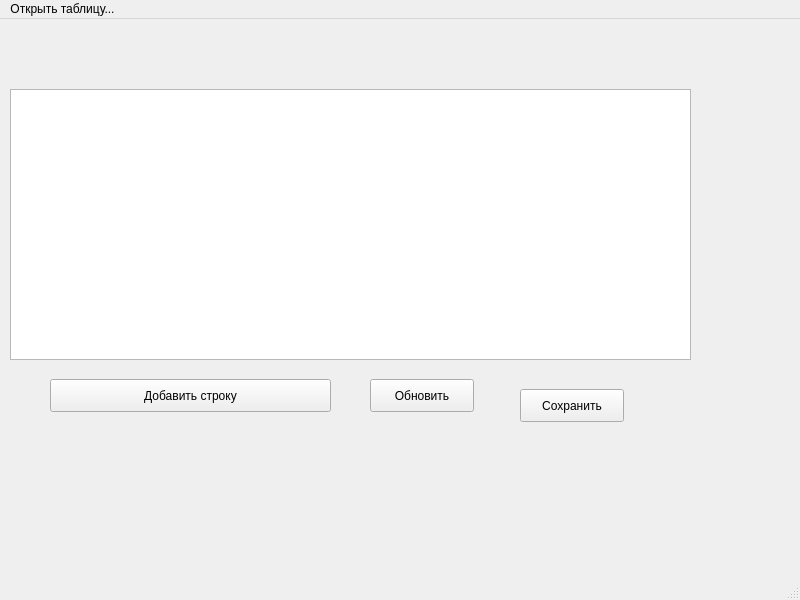
Above: mainwindow.ui from VladislavWaza/TradeManagementDatabase before the change. Below: the same form after it.
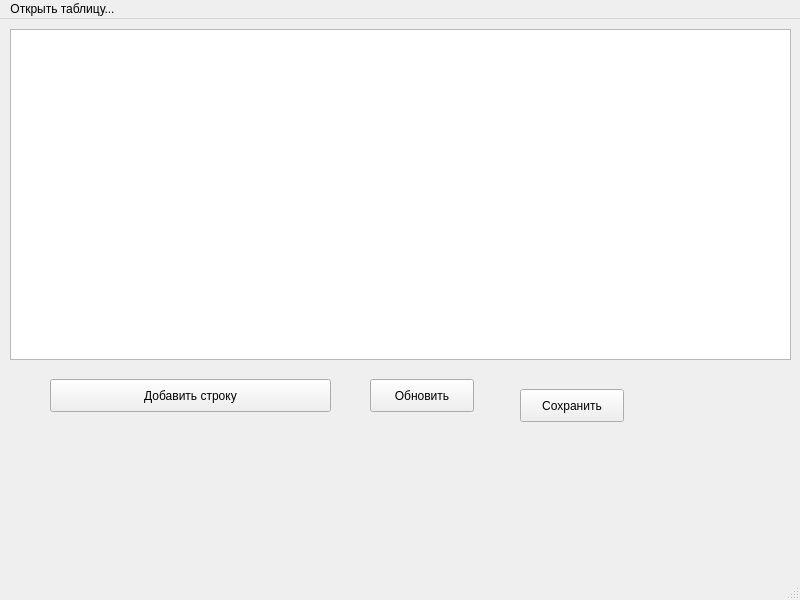
That is the form after the change.

Patch:
```diff
--- a/mainwindow.ui
+++ b/mainwindow.ui
@@ -18,9 +18,9 @@
     <property name="geometry">
      <rect>
       <x>10</x>
-      <y>70</y>
-      <width>681</width>
-      <height>271</height>
+      <y>10</y>
+      <width>781</width>
+      <height>331</height>
      </rect>
     </property>
    </widget>
```
Left out of the diff: 12 changed lines with no effect on the pictures.
